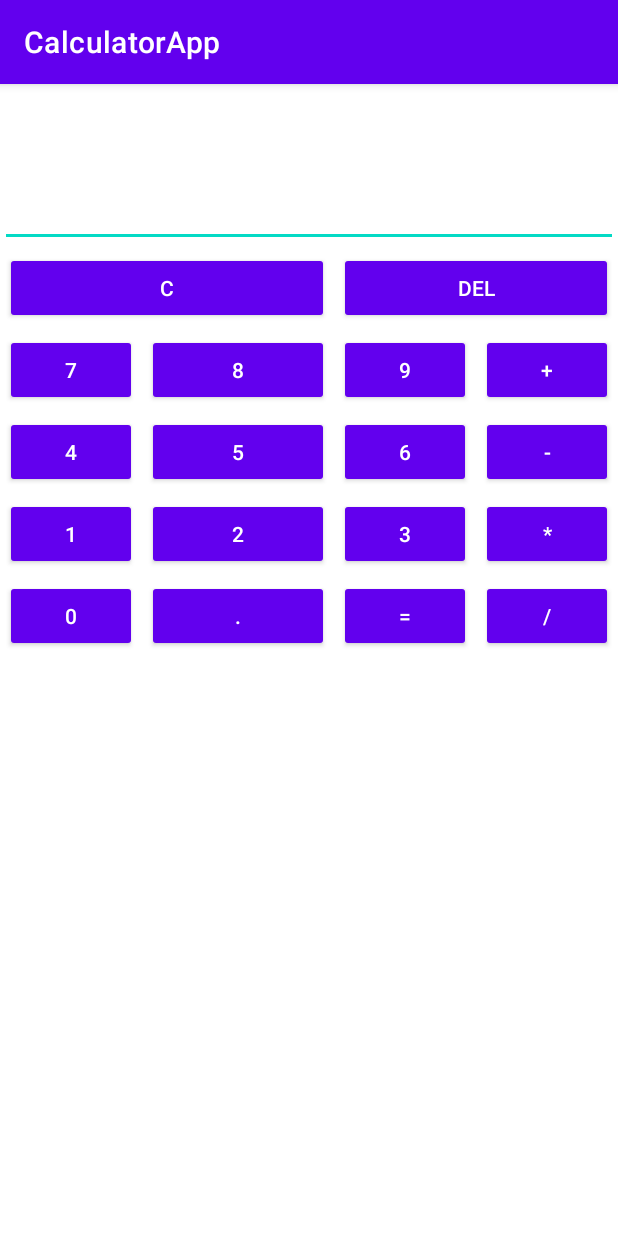
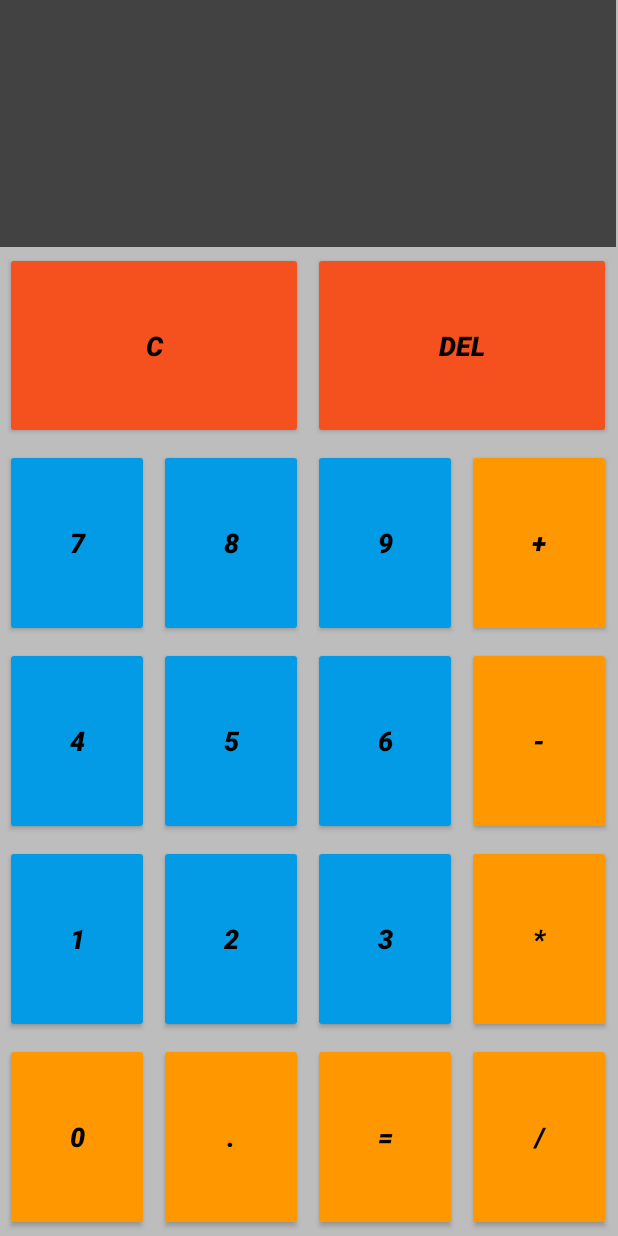
Before and after one commit to a1tereg0/Calculator, an Android app: the screen it shows after launch (MainActivity), on a phone screen of 412 x 824 dp. Run offline under Robolectric (Android 15) with nearby library versions, the phone set to English and light mode, and no system bars.

Commit message:
Add some styles and add exception handlers to fix crashing

```diff
--- a/app/src/main/java/com/example/calculatorapp/MainActivity.java
+++ b/app/src/main/java/com/example/calculatorapp/MainActivity.java
@@ -13,7 +13,7 @@ public class MainActivity extends AppCompatActivity {
     Button btnAdd, btnSub, btnMul, btnDiv;
     Button btnDot, btnClr, btnEql, btnDel;
     TextView textResult;
-    double value1, value2;
+    Double value1, value2;
     enum ACTIONS {
         ADD,
         SUBTRACT,
@@ -159,7 +159,12 @@ public class MainActivity extends AppCompatActivity {
 
             @Override
             public void onClick(View v) {
-                value1 = Double.parseDouble(textResult.getText().toString());
+                try {
+                    value1 = Double.parseDouble(textResult.getText().toString());
+                } catch (Exception e) {
+                    return;
+                }
+
                 textResult.setText(null);
                 action = ACTIONS.ADD;
             }
@@ -169,7 +174,11 @@ public class MainActivity extends AppCompatActivity {
 
             @Override
             public void onClick(View v) {
-                value1 = Double.parseDouble(textResult.getText().toString());
+                try {
+                    value1 = Double.parseDouble(textResult.getText().toString());
+                } catch (Exception e) {
+                    return;
+                }
                 textResult.setText(null);
                 action = ACTIONS.SUBTRACT;
             }
@@ -179,7 +188,11 @@ public class MainActivity extends AppCompatActivity {
 
             @Override
             public void onClick(View v) {
-                value1 = Double.parseDouble(textResult.getText().toString());
+                try {
+                    value1 = Double.parseDouble(textResult.getText().toString());
+                } catch (Exception e) {
+                    return;
+                }
                 textResult.setText(null);
                 action = ACTIONS.MULTIPLY;
             }
@@ -189,7 +202,11 @@ public class MainActivity extends AppCompatActivity {
 
             @Override
             public void onClick(View v) {
-                value1 = Double.parseDouble(textResult.getText().toString());
+                try {
+                    value1 = Double.parseDouble(textResult.getText().toString());
+                } catch (Exception e) {
+                    return;
+                }
                 textResult.setText(null);
                 action = ACTIONS.DIVIDE;
             }
@@ -200,7 +217,12 @@ public class MainActivity extends AppCompatActivity {
             @Override
             public void onClick(View v) {
                     double result = 0.0;
-                    value2 = Double.parseDouble(textResult.getText().toString());
+                    try {
+                        value2 = Double.parseDouble(textResult.getText().toString());
+                    } catch (Exception e) {
+                        return;
+                    }
+                    if (value1 == null || value2 == null) return;
                     switch (action) {
                         case ADD:
                             result = value1 + value2;
@@ -215,7 +237,11 @@ public class MainActivity extends AppCompatActivity {
                             result = value1 / value2;
                             break;
                     }
-                    textResult.setText(String.format("%s", result));
+                    String resultText = String.format("%s", result);
+                    if (resultText.endsWith(".0")) {
+                        resultText = resultText.replace(".0", "");
+                    }
+                    textResult.setText(resultText);
 
             }
         });
--- a/app/src/main/res/layout/activity_main.xml
+++ b/app/src/main/res/layout/activity_main.xml
@@ -3,208 +3,206 @@
     xmlns:tools="http://schemas.android.com/tools"
     android:layout_width="match_parent"
     android:layout_height="match_parent"
-    android:stretchColumns="1">
+    android:stretchColumns="*">
 
 
     <TableRow
         android:layout_width="wrap_content"
-            android:layout_height="wrap_content">
+        android:layout_height="match_parent"
+        android:layout_weight="1">
 
         <EditText
             android:id="@+id/show_result"
-        android:layout_width="wrap_content"
-        android:layout_height="wrap_content"
+            android:layout_width="match_parent"
+            android:layout_height="match_parent"
             android:layout_span="4"
             android:gravity="end"
             android:importantForAutofill="no"
             android:inputType="numberDecimal"
-        android:textSize="66sp"
             tools:ignore="LabelFor" />
     </TableRow>
 
     <TableRow
         android:layout_width="wrap_content"
-        android:layout_height="wrap_content">
+        android:layout_height="match_parent"
+        android:layout_weight="1">
 
         <Button
             android:id="@+id/button_clear"
-            style="@style/Widget.AppCompat.Button.Colored"
             android:layout_width="match_parent"
-            android:layout_height="wrap_content"
+            android:layout_height="match_parent"
             android:layout_margin="3dp"
             android:layout_span="2"
             android:text="@string/button_label_clear"
-            android:textSize="14sp" />
+            style="@style/Buttons.Danger" />
 
         <Button
             android:id="@+id/button_delete"
-            style="@style/Widget.AppCompat.Button.Colored"
             android:layout_width="match_parent"
-            android:layout_height="wrap_content"
+            android:layout_height="match_parent"
             android:layout_margin="3dp"
             android:layout_span="2"
             android:text="@string/button_label_delete"
-            android:textSize="14sp" />
+            style="@style/Buttons.Danger"
+            />
     </TableRow>
 
     <TableRow
         android:layout_width="wrap_content"
-        android:layout_height="wrap_content">
+        android:layout_height="match_parent"
+        android:layout_weight="1">
 
         <Button
             android:id="@+id/button_seven"
-            style="@style/Widget.AppCompat.Button.Colored"
             android:layout_width="wrap_content"
             android:layout_height="match_parent"
             android:layout_margin="3dp"
             android:text="@string/button_label_seven"
-            android:textSize="14sp" />
+            />
 
         <Button
             android:id="@+id/button_eight"
-            style="@style/Widget.AppCompat.Button.Colored"
             android:layout_width="wrap_content"
-            android:layout_height="wrap_content"
+            android:layout_height="match_parent"
             android:layout_margin="3dp"
             android:text="@string/button_label_eight"
-            android:textSize="14sp" />
+            />
 
         <Button
             android:id="@+id/button_nine"
-            style="@style/Widget.AppCompat.Button.Colored"
             android:layout_width="wrap_content"
-            android:layout_height="wrap_content"
+            android:layout_height="match_parent"
             android:layout_margin="3dp"
             android:text="@string/button_label_nine"
-            android:textSize="14sp" />
+            />
 
         <Button
             android:id="@+id/button_plus"
-            style="@style/Widget.AppCompat.Button.Colored"
             android:layout_width="wrap_content"
-            android:layout_height="wrap_content"
+            android:layout_height="match_parent"
             android:layout_margin="3dp"
             android:text="@string/button_label_plus"
-            android:textSize="14sp" />
+            style="@style/Buttons.Operator"
+            />
     </TableRow>
+
     <TableRow
         android:layout_width="wrap_content"
-        android:layout_height="wrap_content">
+        android:layout_height="match_parent"
+        android:layout_weight="1">
 
         <Button
             android:id="@+id/button_four"
-            style="@style/Widget.AppCompat.Button.Colored"
             android:layout_width="wrap_content"
-            android:layout_height="wrap_content"
+            android:layout_height="match_parent"
             android:layout_margin="3dp"
             android:text="@string/button_label_four"
-            android:textSize="14sp" />
+            />
 
         <Button
             android:id="@+id/button_five"
-            style="@style/Widget.AppCompat.Button.Colored"
             android:layout_width="wrap_content"
-            android:layout_height="wrap_content"
+            android:layout_height="match_parent"
             android:layout_margin="3dp"
             android:text="@string/button_label_five"
-            android:textSize="14sp" />
+            />
 
         <Button
             android:id="@+id/button_six"
-            style="@style/Widget.AppCompat.Button.Colored"
             android:layout_width="wrap_content"
-            android:layout_height="wrap_content"
+            android:layout_height="match_parent"
             android:layout_margin="3dp"
             android:text="@string/button_label_six"
-            android:textSize="14sp" />
+            />
 
         <Button
             android:id="@+id/button_minus"
-            style="@style/Widget.AppCompat.Button.Colored"
             android:layout_width="wrap_content"
-            android:layout_height="wrap_content"
+            android:layout_height="match_parent"
             android:layout_margin="3dp"
             android:text="@string/button_label_minus"
-            android:textSize="14sp" />
+            style="@style/Buttons.Operator"
+            />
     </TableRow>
+
     <TableRow
         android:layout_width="wrap_content"
-        android:layout_height="wrap_content">
+        android:layout_height="match_parent"
+        android:layout_weight="1">
 
         <Button
             android:id="@+id/button_one"
-            style="@style/Widget.AppCompat.Button.Colored"
             android:layout_width="wrap_content"
-            android:layout_height="wrap_content"
+            android:layout_height="match_parent"
             android:layout_margin="3dp"
             android:text="@string/button_label_one"
-            android:textSize="14sp" />
+            />
 
         <Button
             android:id="@+id/button_two"
-            style="@style/Widget.AppCompat.Button.Colored"
             android:layout_width="wrap_content"
-            android:layout_height="wrap_content"
+            android:layout_height="match_parent"
             android:layout_margin="3dp"
             android:text="@string/button_label_two"
-            android:textSize="14sp" />
+            />
 
         <Button
             android:id="@+id/button_three"
-            style="@style/Widget.AppCompat.Button.Colored"
             android:layout_width="wrap_content"
-            android:layout_height="wrap_content"
+            android:layout_height="match_parent"
             android:layout_margin="3dp"
             android:text="@string/button_label_three"
-            android:textSize="14sp" />
+            />
 
         <Button
             android:id="@+id/button_multiplication"
-            style="@style/Widget.AppCompat.Button.Colored"
             android:layout_width="wrap_content"
-            android:layout_height="wrap_content"
+            android:layout_height="match_parent"
             android:layout_margin="3dp"
             android:text="@string/button_label_multiplication"
-            android:textSize="14sp" />
+            style="@style/Buttons.Operator"
+            />
     </TableRow>
+
     <TableRow
         android:layout_width="wrap_content"
-        android:layout_height="wrap_content">
+        android:layout_height="match_parent"
+        android:layout_weight="1">
 
         <Button
             android:id="@+id/button_zero"
-            style="@style/Widget.AppCompat.Button.Colored"
             android:layout_width="wrap_content"
-            android:layout_height="wrap_content"
+            android:layout_height="match_parent"
             android:layout_margin="3dp"
             android:text="@string/button_label_zero"
-            android:textSize="14sp" />
+            style="@style/Buttons.Operator"
+            />
 
         <Button
             android:id="@+id/button_decimal"
-            style="@style/Widget.AppCompat.Button.Colored"
             android:layout_width="wrap_content"
-            android:layout_height="wrap_content"
+            android:layout_height="match_parent"
             android:layout_margin="3dp"
             android:text="@string/button_label_decimal"
-            android:textSize="14sp" />
+            style="@style/Buttons.Operator"
+            />
 
         <Button
             android:id="@+id/button_equality"
-            style="@style/Widget.AppCompat.Button.Colored"
             android:layout_width="wrap_content"
-            android:layout_height="wrap_content"
+            android:layout_height="match_parent"
             android:layout_margin="3dp"
             android:text="@string/button_label_equality"
-            android:textSize="14sp" />
+            style="@style/Buttons.Operator"
+            />
 
         <Button
             android:id="@+id/button_division"
-            style="@style/Widget.AppCompat.Button.Colored"
             android:layout_width="wrap_content"
-            android:layout_height="wrap_content"
+            android:layout_height="match_parent"
             android:layout_margin="3dp"
             android:text="@string/button_label_division"
-            android:textSize="14sp" />
+            style="@style/Buttons.Operator"
+            />
     </TableRow>
 </TableLayout>
--- a/app/src/main/res/values/colors.xml
+++ b/app/src/main/res/values/colors.xml
@@ -7,4 +7,19 @@
     <color name="teal_700">#FF018786</color>
     <color name="black">#FF000000</color>
     <color name="white">#FFFFFFFF</color>
+    <color name="grey">#bdbdbd</color>
+    <color name="red">#f4511e</color>
+    <color name="grey_800">#424242</color>
+
+
+    <color name="colorPrimary">#039be5</color>
+    <color name="colorPrimaryVariant">#006db3</color>
+    <color name="colorOnPrimary">@color/black</color>
+    <color name="background">@color/grey</color>
+    <color name="shadow">#80000000</color>
+<!--    <color name="colorSecondary">#fb8c00</color>-->
+    <color name="colorSecondary">#ff9800</color>
+    <color name="colorSecondaryVariant">#c25e00</color>
+
+
 </resources>
--- a/app/src/main/res/values/themes.xml
+++ b/app/src/main/res/values/themes.xml
@@ -1,9 +1,9 @@
 <resources xmlns:tools="http://schemas.android.com/tools">
     <!-- Base application theme. -->
-    <style name="Theme.CalculatorApp" parent="Theme.MaterialComponents.DayNight.DarkActionBar">
+    <style name="Theme.CalculatorApp" parent="Theme.MaterialComponents.DayNight.NoActionBar">
         <!-- Primary brand color. -->
-        <item name="colorPrimary">@color/purple_500</item>
-        <item name="colorPrimaryVariant">@color/purple_700</item>
+        <item name="colorPrimary">@color/colorPrimary</item>
+        <item name="colorPrimaryVariant">@color/colorPrimaryVariant</item>
         <item name="colorOnPrimary">@color/white</item>
         <!-- Secondary brand color. -->
         <item name="colorSecondary">@color/teal_200</item>
@@ -12,5 +12,25 @@
         <!-- Status bar color. -->
         <item name="android:statusBarColor" tools:targetApi="l">?attr/colorPrimaryVariant</item>
         <!-- Customize your theme here. -->
+        <item name="materialButtonStyle">@style/Buttons</item>
+        <item name="android:background" >@color/background</item>
+        <item name="editTextStyle">@style/EditTextStyles</item>
+    </style>
+    <style name="EditTextStyles" parent="Widget.AppCompat.EditText">
+        <item name="android:textSize">66sp</item>
+        <item name="android:background">#424242</item>
+        <item name="android:textColor">@color/white</item>
+    </style>
+    <style name="Buttons" parent="Widget.AppCompat.Button">
+        <item name="android:textStyle">italic|bold</item>
+        <item name="android:backgroundTint">@color/colorPrimary</item>
+        <item name="android:textColor">@color/colorOnPrimary</item>
+        <item name="android:textSize">18sp</item>
+    </style>
+    <style name="Buttons.Danger">
+        <item name="android:backgroundTint">@color/red</item>
+    </style>
+    <style name="Buttons.Operator">
+        <item name="android:backgroundTint">@color/colorSecondary</item>
     </style>
 </resources>
```
Lines whose indentation alone changed are shown as unchanged.
